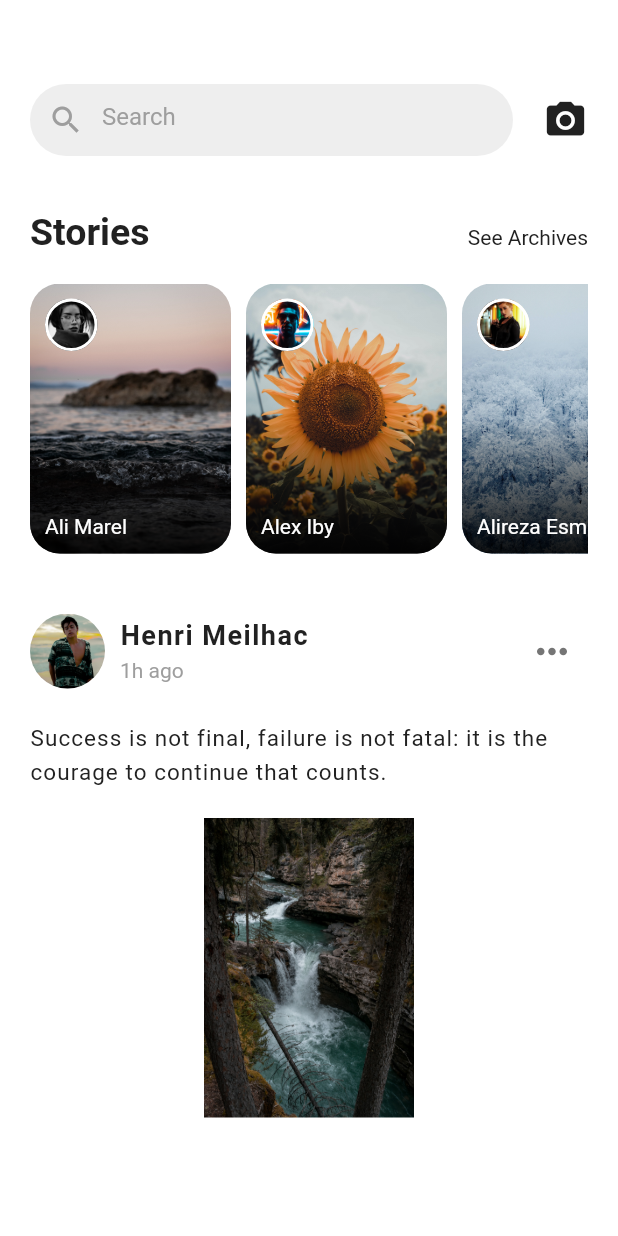
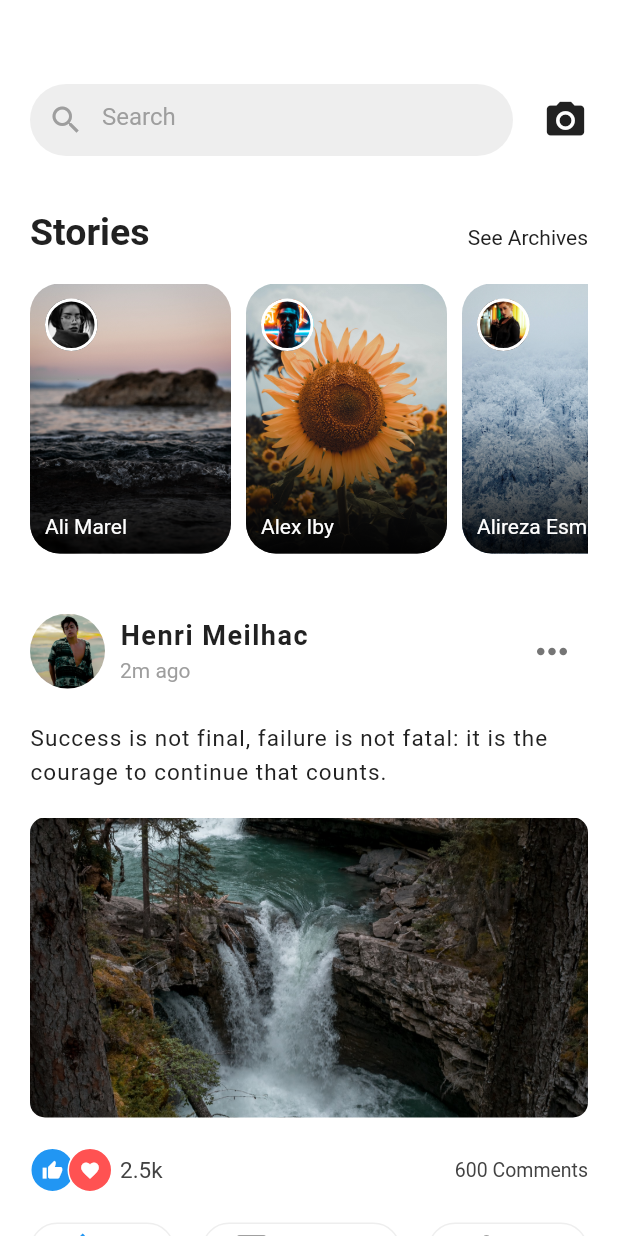
Before and after one commit to roy2904/facebook_redesign, a Flutter app: the screen it shows after launch, on a phone screen of 412 x 824 dp. Run offline on Flutter 3.47's test engine with Material 2 defaults, Android fonts, the phone set to English and light mode, and no system bars.

```diff
--- a/lib/Widgets.dart
+++ b/lib/Widgets.dart
@@ -48,7 +48,7 @@ Widget makeStory({image, userimage, title}) {
   );
 }
 
-Widget makeFeed({userImage, userName, feedText, feedTime, feedImage}) {
+Widget makeFeed({userImage, userName, feedText, feedTime, feedImage, liked}) {
   return Container(
     margin: EdgeInsets.only(bottom: 40),
     child: Column(
@@ -109,16 +109,166 @@ Widget makeFeed({userImage, userName, feedText, feedTime, feedImage}) {
           ),
         ),
         SizedBox(height: 20),
+        feedImage!='' ?
         Container(
           height: 200,
           decoration: BoxDecoration(
             borderRadius: BorderRadius.circular(10),
             image: DecorationImage(
               image: AssetImage(feedImage),
+              fit: BoxFit.cover,
             ),
           ),
+        ) : Container(),
+        SizedBox(height: 20),
+        Row(
+          mainAxisAlignment: MainAxisAlignment.spaceBetween,
+          children: <Widget>[
+            Row(
+              children: <Widget>[
+                makeLike(),
+                Transform.translate(
+                  offset: Offset(-5, 0),
+                  child: makeLove(),
+                ),
+                Text(
+                  '2.5k',
+                  style: TextStyle(color: Colors.grey[800], fontSize: 15),
+                ),
+              ],
+            ),
+            Text(
+              '600 Comments',
+              style: TextStyle(color: Colors.grey[800], fontSize: 13),
+            ),
+          ],
+        ),
+        SizedBox(height: 20),
+        Row(
+          mainAxisAlignment: MainAxisAlignment.spaceBetween,
+          children: <Widget>[
+            makeLikeButton(isActive: liked),
+            makeCommentButton(),
+            makeShareButton(),
+          ],
         ),
       ],
     ),
   );
 }
+
+Widget makeLike() {
+  return Container(
+    height: 30,
+    width: 30,
+    decoration: BoxDecoration(
+      color: Colors.blue,
+      shape: BoxShape.circle,
+      border: Border.all(color: Colors.white),
+    ),
+    child: Center(
+      child: Icon(
+        Icons.thumb_up,
+        color: Colors.white,
+        size: 14,
+      ),
+    ),
+  );
+}
+
+Widget makeLove() {
+  return Container(
+    height: 30,
+    width: 30,
+    decoration: BoxDecoration(
+      color: Colors.redAccent,
+      shape: BoxShape.circle,
+      border: Border.all(color: Colors.white),
+    ),
+    child: Center(
+      child: Icon(
+        Icons.favorite,
+        color: Colors.white,
+        size: 14,
+      ),
+    ),
+  );
+}
+
+Widget makeLikeButton({isActive}) {
+  return Container(
+    padding: EdgeInsets.symmetric(horizontal: 20, vertical: 5),
+    decoration: BoxDecoration(
+      border: Border.all(color: Colors.grey[200]),
+      borderRadius: BorderRadius.circular(50),
+    ),
+    child: Center(
+      child: Row(
+        mainAxisAlignment: MainAxisAlignment.center,
+        children: <Widget>[
+          Icon(
+            Icons.thumb_up,
+            color: isActive ? Colors.blue : Colors.grey,
+          ),
+          SizedBox(width: 5),
+          Text(
+            'Like',
+            style: TextStyle(color: isActive ? Colors.blue : Colors.grey),
+          ),
+        ],
+      ),
+    ),
+  );
+}
+
+Widget makeCommentButton() {
+  return Container(
+    padding: EdgeInsets.symmetric(horizontal: 20, vertical: 5),
+    decoration: BoxDecoration(
+      border: Border.all(color: Colors.grey[200]),
+      borderRadius: BorderRadius.circular(50),
+    ),
+    child: Center(
+      child: Row(
+        mainAxisAlignment: MainAxisAlignment.center,
+        children: <Widget>[
+          Icon(
+            Icons.comment,
+            color: Colors.grey,
+          ),
+          SizedBox(width: 5),
+          Text(
+            'Comment',
+            style: TextStyle(color:Colors.grey),
+          ),
+        ],
+      ),
+    ),
+  );
+}
+
+Widget makeShareButton() {
+  return Container(
+    padding: EdgeInsets.symmetric(horizontal: 20, vertical: 5),
+    decoration: BoxDecoration(
+      border: Border.all(color: Colors.grey[200]),
+      borderRadius: BorderRadius.circular(50),
+    ),
+    child: Center(
+      child: Row(
+        mainAxisAlignment: MainAxisAlignment.center,
+        children: <Widget>[
+          Icon(
+            Icons.share,
+            color: Colors.grey,
+          ),
+          SizedBox(width: 5),
+          Text(
+            'Share',
+            style: TextStyle(color:Colors.grey),
+          ),
+        ],
+      ),
+    ),
+  );
+}
--- a/lib/main.dart
+++ b/lib/main.dart
@@ -115,10 +115,38 @@ class _HomePageState extends State<HomePage> {
                     makeFeed(
                       userImage: 'assets/images/henri-meilhac.jpg',
                       userName: 'Henri Meilhac',
-                      feedTime: '1h ago',
+                      feedTime: '2m ago',
                       feedText:
                           'Success is not final, failure is not fatal: it is the courage to continue that counts.',
-                          feedImage: 'assets/images/Story/5.jpg'
+                      feedImage: 'assets/images/Story/5.jpg',
+                      liked: true,
+                    ),
+                     makeFeed(
+                      userImage: 'assets/images/sharon-garcia.jpg',
+                      userName: 'Sharon Garcia',
+                      feedTime: '28m ago',
+                      feedText:
+                          'What you get by achieving your goals is not as important as what you become by achieving your goals.',
+                      feedImage: '',
+                      liked: false,
+                    ),
+                     makeFeed(
+                      userImage: 'assets/images/charles-deluvio.jpg',
+                      userName: 'Charles Deluvio',
+                      feedTime: '32m ago',
+                      feedText:
+                          'I can\'t change the direction of the wind, but I can adjust my sails to always reach my destination.',
+                      feedImage: 'assets/images/Story/1.jpg',
+                      liked: true,
+                    ),
+                     makeFeed(
+                      userImage: 'assets/images/alireza-esmaeeli.jpg',
+                      userName: 'Alireza Esmaeeli',
+                      feedTime: '2h ago',
+                      feedText:
+                          'It is our attitude at the beginning of a difficult task which, more than anything else, will affect its successful outcome.',
+                      feedImage: 'assets/images/Story/4.jpg',
+                      liked: false,
                     ),
                   ],
                 ),
```
